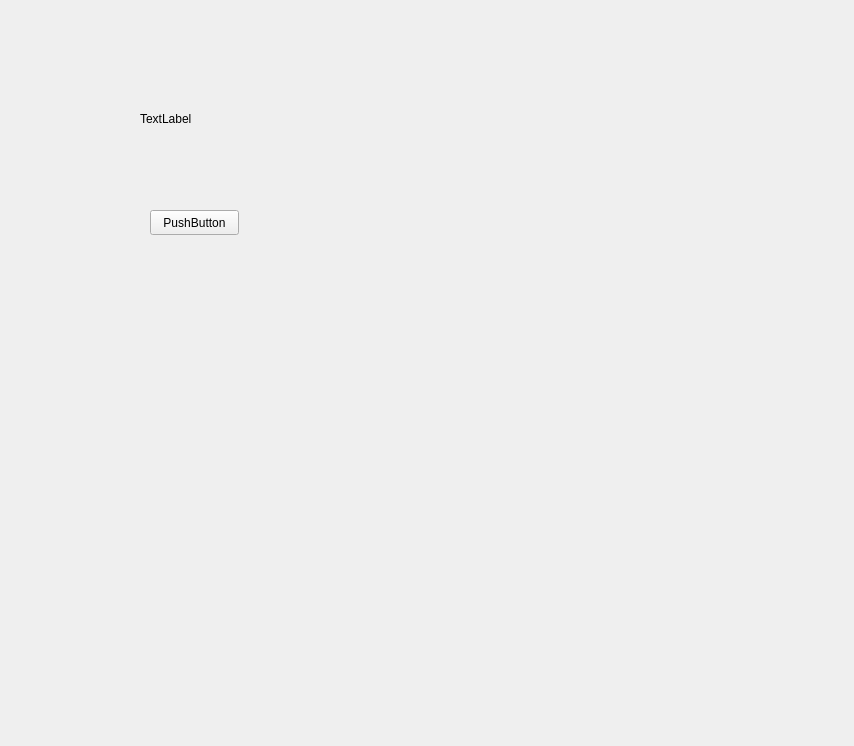
Above: Restaurante/Login/LoginCuentas.ui from camvaz/restaurante-ihc before the change. Below: the same form after it.
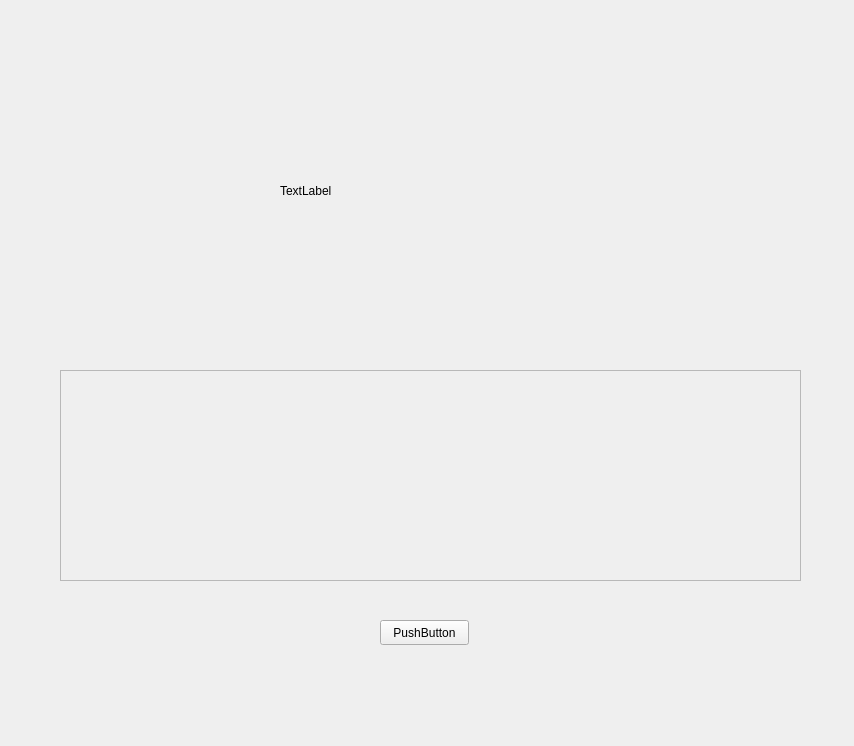
That is the form after the change.

The edit to the form file:
```diff
--- a/Restaurante/Login/LoginCuentas.ui
+++ b/Restaurante/Login/LoginCuentas.ui
@@ -16,10 +16,10 @@
   <widget class="QLabel" name="IMG">
    <property name="geometry">
     <rect>
-     <x>140</x>
-     <y>110</y>
-     <width>67</width>
-     <height>17</height>
+     <x>280</x>
+     <y>70</y>
+     <width>301</width>
+     <height>241</height>
     </rect>
    </property>
    <property name="text">
@@ -29,8 +29,8 @@
   <widget class="QPushButton" name="btn_OtraCuenta">
    <property name="geometry">
     <rect>
-     <x>150</x>
-     <y>210</y>
+     <x>380</x>
+     <y>620</y>
      <width>89</width>
      <height>25</height>
     </rect>
@@ -39,6 +39,44 @@
     <string>PushButton</string>
    </property>
   </widget>
+  <widget class="QWidget" name="widget" native="true">
+   <property name="geometry">
+    <rect>
+     <x>60</x>
+     <y>370</y>
+     <width>741</width>
+     <height>211</height>
+    </rect>
+   </property>
+   <widget class="QScrollArea" name="scrollArea">
+    <property name="geometry">
+     <rect>
+      <x>0</x>
+      <y>0</y>
+      <width>741</width>
+      <height>211</height>
+     </rect>
+    </property>
+    <property name="widgetResizable">
+     <bool>true</bool>
+    </property>
+    <widget class="QWidget" name="scrollAreaWidgetContents_2">
+     <property name="geometry">
+      <rect>
+       <x>0</x>
+       <y>0</y>
+       <width>739</width>
+       <height>209</height>
+      </rect>
+     </property>
+     <layout class="QGridLayout" name="gridLayout_3">
+      <item row="0" column="0">
+       <layout class="QGridLayout" name="gridLayout_2"/>
+      </item>
+     </layout>
+    </widget>
+   </widget>
+  </widget>
  </widget>
  <resources/>
  <connections/>
```
